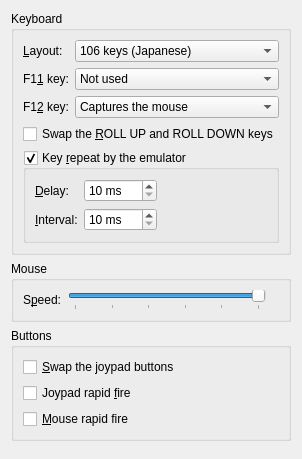
First picture: the form in qt/prefs/inputpage.ui, repository legal-hkr/NP2kai, before the edit.
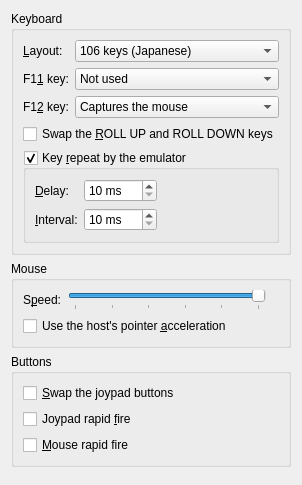
Second picture: the form after the edit.

Commit message: Gave the PC-98 the unaccelerated pointer motion under Wayland, with an option to use the host's acceleration.

Patch:
```diff
--- a/qt/prefs/inputpage.ui
+++ b/qt/prefs/inputpage.ui
@@ -260,6 +260,16 @@
         </item>
        </layout>
       </item>
+      <item row="1" column="0" colspan="2">
+       <widget class="QCheckBox" name="mouseAccel">
+        <property name="text">
+         <string>Use the host's pointer &amp;acceleration</string>
+        </property>
+        <property name="toolTip">
+         <string>The guest OS, e.g. Windows 95, accelerates the mouse on its own; with both, fast moves go too far. Under X11 the pointer is always accelerated.</string>
+        </property>
+       </widget>
+      </item>
      </layout>
     </widget>
    </item>
```
The commit also changes 5 other files.
